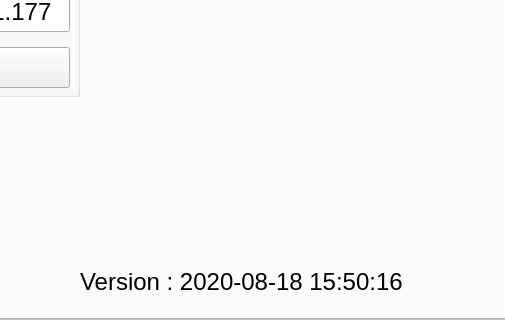
First picture: the form in dc_motor_pc.ui, repository ahmetcihan/pendulum_controller, before the edit; both pictures show x 172 to 677 and y 160 to 480 of the 800 by 480 pixel window.
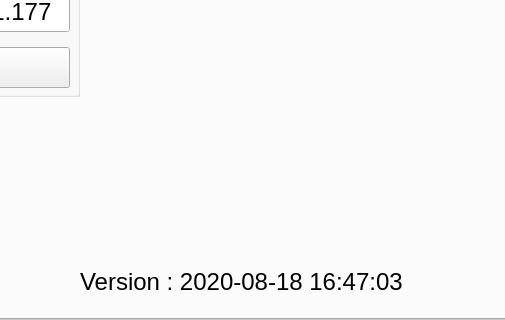
Second picture: the form after the edit.

```diff
--- a/dc_motor_pc.ui
+++ b/dc_motor_pc.ui
@@ -15411,7 +15411,7 @@
          </font>
         </property>
         <property name="text">
-         <string notr="true">Version : 2020-08-18 15:50:16</string>
+         <string notr="true">Version : 2020-08-18 16:47:03</string>
         </property>
         <property name="alignment">
          <set>Qt::AlignLeading|Qt::AlignLeft|Qt::AlignVCenter</set>
```
